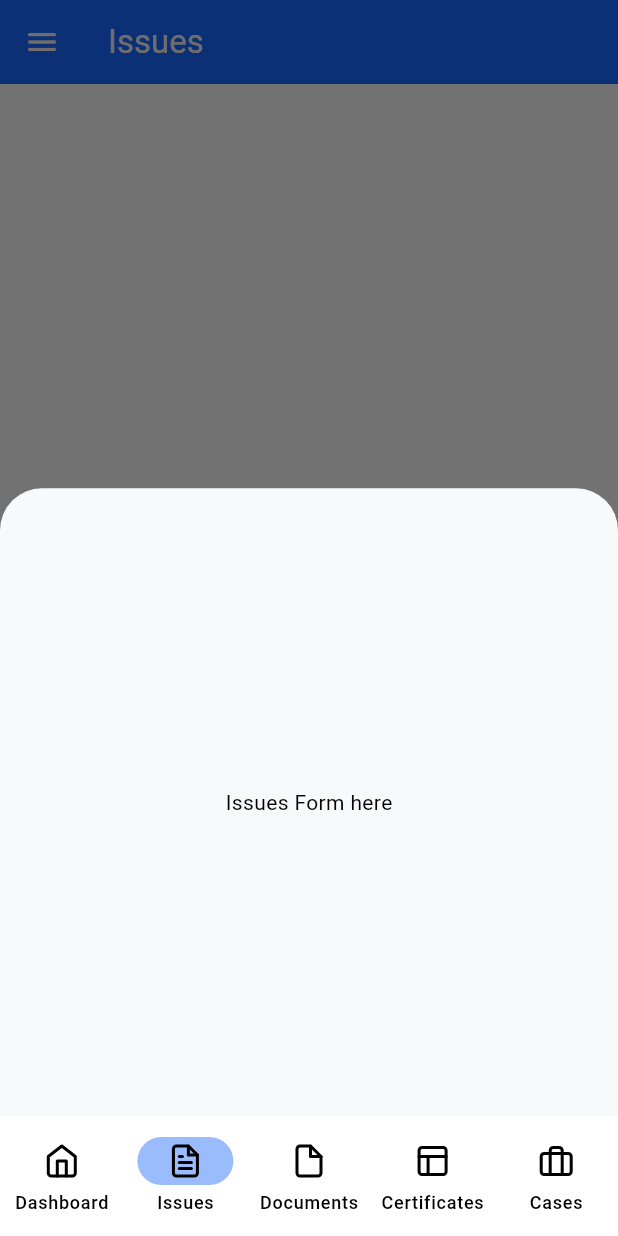
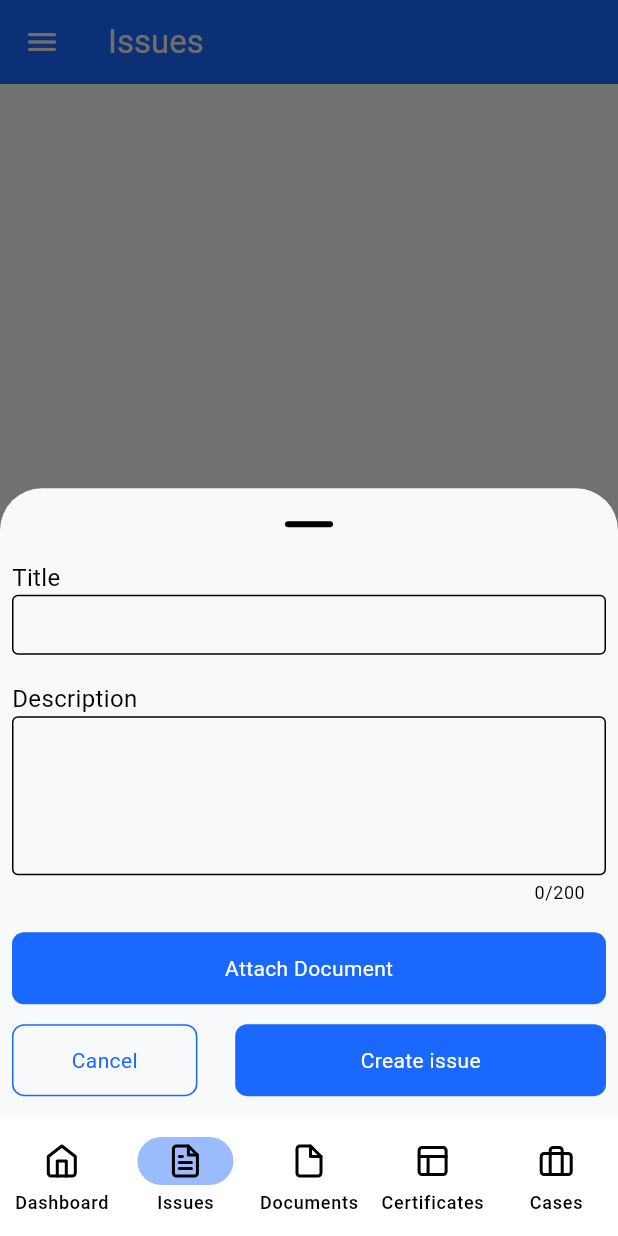
Before and after one commit to infinite-dev22/law_mobile_app, a Flutter app: the LegalIssuesPage screen opened by its route, after a tap on an icon or button, on a phone screen of 412 x 824 dp. Run offline on Flutter 3.47's test engine with Material 3 defaults, Android fonts, the phone set to English and light mode, and no system bars; drawn by our look-alikes of flutter_bounceable; our stand-ins replace awesome_extensions, bloc, equatable, file_picker, flutter_bloc, flutter_feather_icons and 4 more; accounts and stored records are empty; network calls fail.

Commit message:
Add issue form entry

```diff
--- a/lib/legal_issues/presentation/pages/legal_issues_page.dart
+++ b/lib/legal_issues/presentation/pages/legal_issues_page.dart
@@ -9,6 +9,7 @@ import '../../../Global/Widgets/error_widget.dart';
 import '../../../Global/Widgets/loading_widget.dart';
 import '../../../Global/Widgets/not_found_widget.dart';
 import '../bloc/legal_issues_page/legal_issues_pages_bloc.dart';
+import '../forms/issues_form.dart';
 import '../widget/legal_issue_success_widget.dart';
 import '../widget/no_issues_widget.dart';
 
@@ -31,10 +32,10 @@ class LegalIssuesPage extends StatelessWidget {
         onPressed: () {
           showModalBottomSheet(
             context: context,
+            enableDrag: true,
+            showDragHandle: true,
             builder: (context) {
-              return const Center(
-                child: Text("Issues Form here"),
-              );
+              return const IssuesForm();
             },
           );
         },
```
